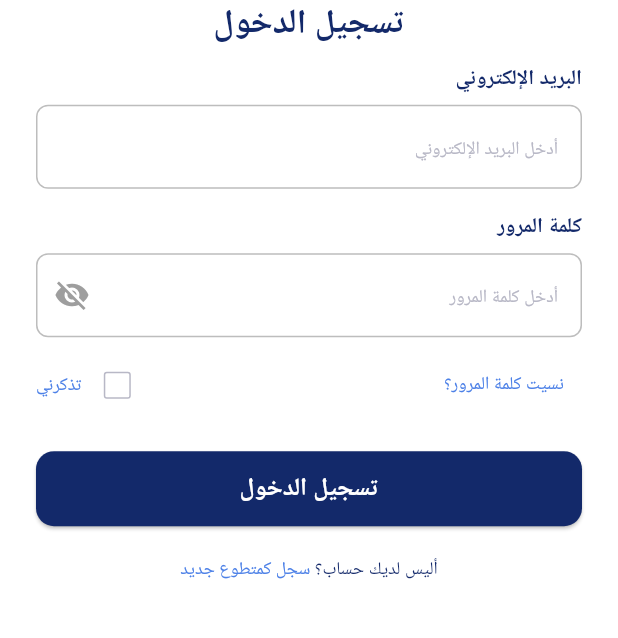
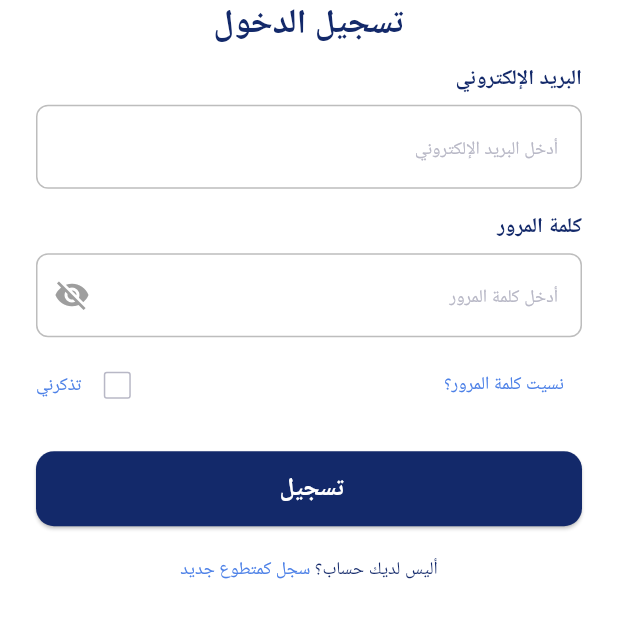
Before and after one commit to HozaifaJawhar/project2, a Flutter app: the screen it shows after launch, on a phone screen of 412 x 824 dp, the part 391-1029 px from its top. Run offline on Flutter 3.47's test engine with Material 3 defaults, Android fonts, the phone set to English and light mode, and no system bars; our stand-ins replace google_fonts; Roboto replaces fonts that are missing (Almarai).

Commit message:
second commit

```diff
--- a/lib/screens/login.dart
+++ b/lib/screens/login.dart
@@ -146,7 +146,7 @@ class _LoginScreenState extends State<LoginScreen> {
                     ),
                     onPressed: () {},
                     child: Text(
-                      'تسجيل الدخول',
+                      'تسجيل ',
                       style: GoogleFonts.almarai(
                         fontSize: UIHelpers.getResponsiveFontSize(
                           context,
```
